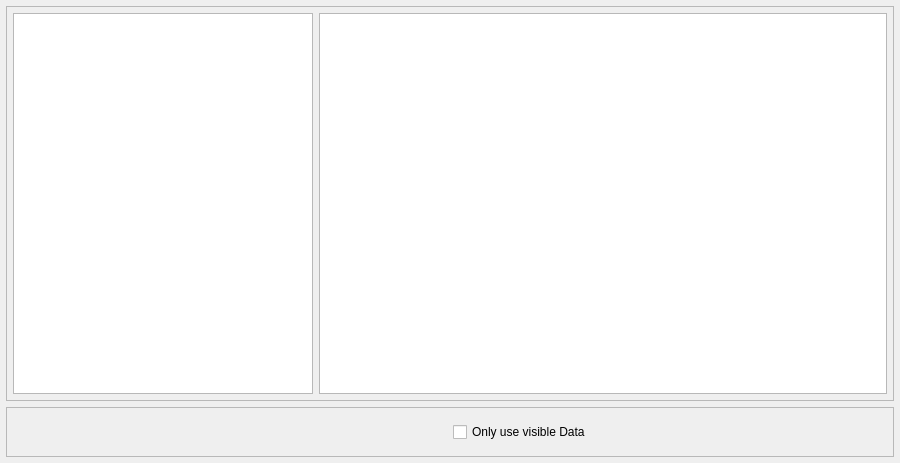
Above: src/stats.ui from theDTV2/TDV2 before the change. Below: the same form after it.
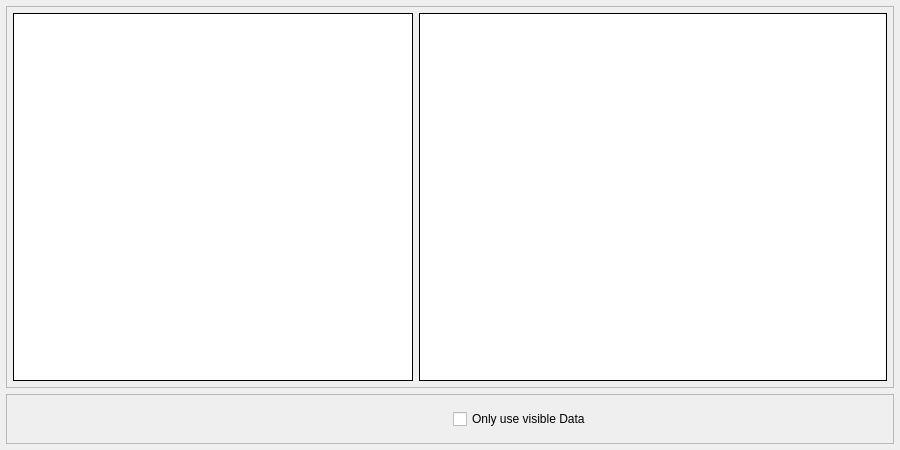
That is the form after the change. Custom widgets are drawn as their Qt base class.

Commit message: adjusted statistic window parameters

```diff
--- a/src/stats.ui
+++ b/src/stats.ui
@@ -7,13 +7,13 @@
     <x>0</x>
     <y>0</y>
     <width>900</width>
-    <height>463</height>
+    <height>450</height>
    </rect>
   </property>
   <property name="minimumSize">
    <size>
     <width>900</width>
-    <height>200</height>
+    <height>450</height>
    </size>
   </property>
   <property name="maximumSize">
@@ -48,14 +48,14 @@
        <property name="minimumSize">
         <size>
          <width>300</width>
-         <height>200</height>
+         <height>380</height>
         </size>
        </property>
        <property name="frameShape">
         <enum>QFrame::StyledPanel</enum>
        </property>
        <property name="frameShadow">
-        <enum>QFrame::Raised</enum>
+        <enum>QFrame::Plain</enum>
        </property>
        <layout class="QGridLayout" name="gridLayout_2">
         <property name="leftMargin">
@@ -74,8 +74,8 @@
          <widget class="QChartView" name="leftChart">
           <property name="minimumSize">
            <size>
-            <width>300</width>
-            <height>0</height>
+            <width>400</width>
+            <height>200</height>
            </size>
           </property>
           <property name="maximumSize">
@@ -84,15 +84,41 @@
             <height>16777215</height>
            </size>
           </property>
+          <property name="font">
+           <font>
+            <pointsize>8</pointsize>
+           </font>
+          </property>
+          <property name="acceptDrops">
+           <bool>false</bool>
+          </property>
+          <property name="frameShape">
+           <enum>QFrame::Box</enum>
+          </property>
+          <property name="frameShadow">
+           <enum>QFrame::Plain</enum>
+          </property>
          </widget>
         </item>
         <item row="0" column="1">
          <widget class="QTableView" name="tableView">
+          <property name="minimumSize">
+           <size>
+            <width>400</width>
+            <height>200</height>
+           </size>
+          </property>
           <property name="font">
            <font>
             <pointsize>8</pointsize>
            </font>
           </property>
+          <property name="frameShape">
+           <enum>QFrame::Box</enum>
+          </property>
+          <property name="frameShadow">
+           <enum>QFrame::Plain</enum>
+          </property>
           <property name="sizeAdjustPolicy">
            <enum>QAbstractScrollArea::AdjustToContents</enum>
           </property>
```
The commit also changes 2 other files.
